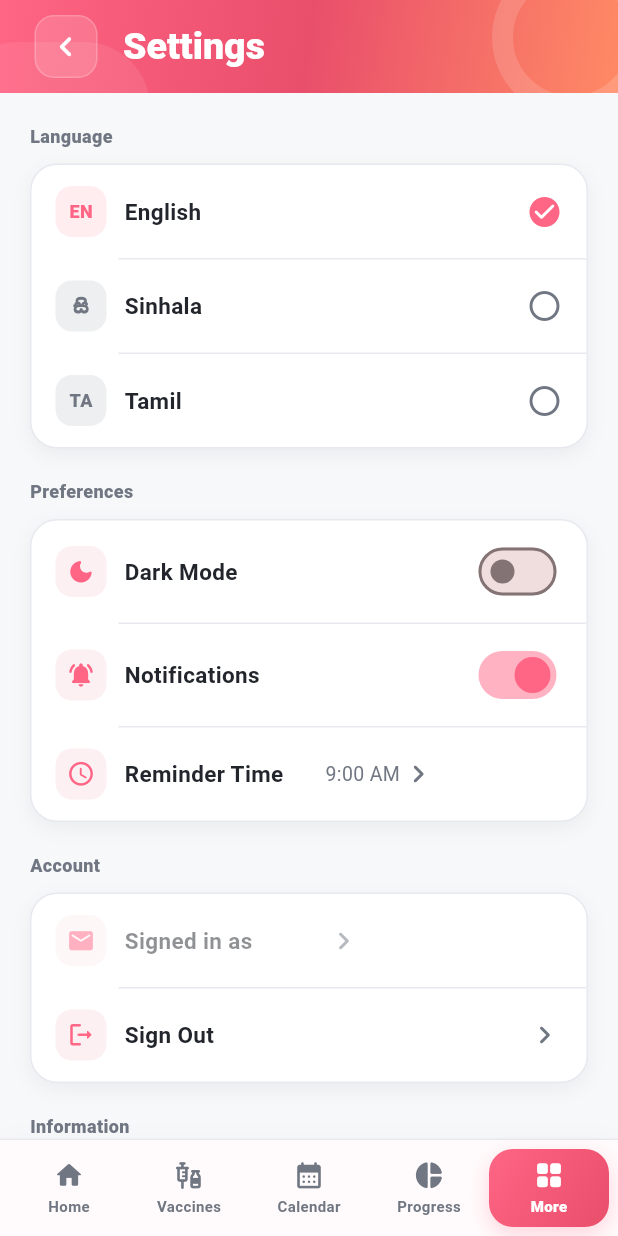
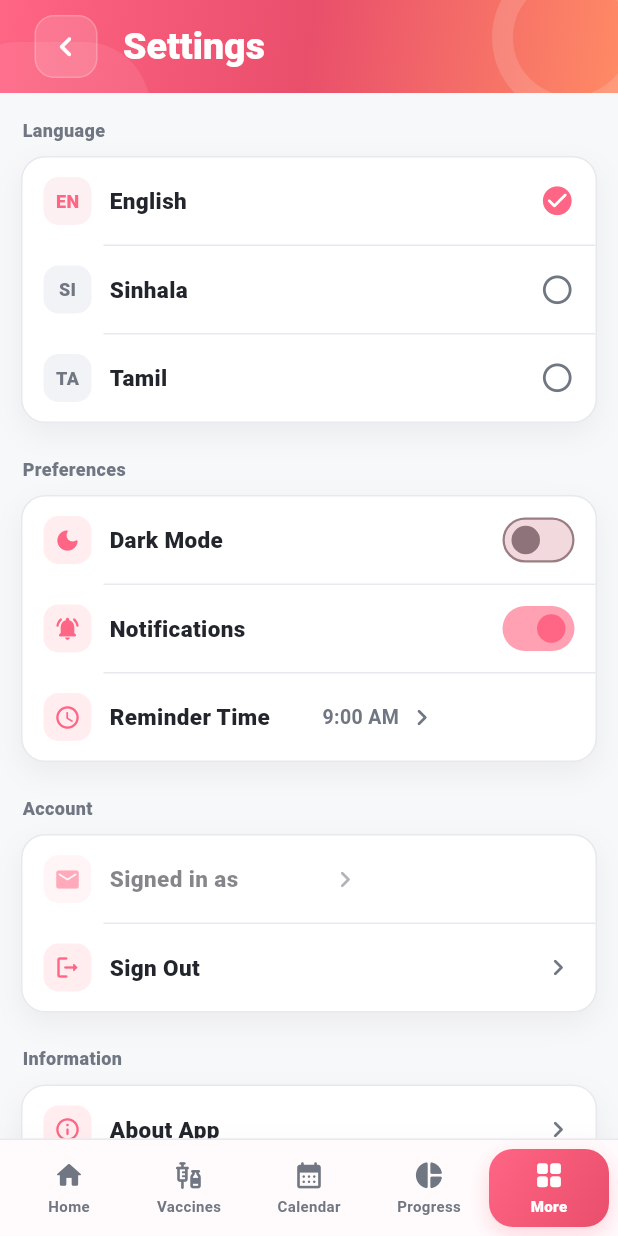
Before and after one commit to RensithUdara/Baby-Bloom-Mobile-Application, a Flutter app: the SettingsScreen screen opened directly, on a phone screen of 412 x 824 dp. Run offline on Flutter 3.47's test engine with Material 3 defaults, Android fonts, the phone set to English and light mode, and no system bars; our stand-ins replace cloud_firestore, firebase_analytics, firebase_auth, firebase_core, firebase_messaging, flutter_local_notifications and 4 more; accounts and stored records are empty; generated files the repository leaves out were written again; statements that could not run were skipped.

Commit message:
feat: Refactor SettingsScreen layout for improved structure and readability

```diff
--- a/lib/screens/settings_screen.dart
+++ b/lib/screens/settings_screen.dart
@@ -6,9 +6,9 @@ import '../data/notification_helper.dart';
 import '../l10n/l10n.dart';
 import '../theme/app_theme.dart';
 import '../utils/app_language.dart';
+import '../widgets/app_confirm_dialog.dart';
+import '../widgets/app_top_bar.dart';
 import '../widgets/bottom_nav_bar.dart';
-import '../widgets/app_top_bar.dart';
-import '../widgets/app_confirm_dialog.dart';
 import 'about_app_screen.dart';
 import 'auth_gate.dart';
 import 'help_support_screen.dart';
@@ -132,19 +132,19 @@ class _SettingsScreenState extends State<SettingsScreen> {
         child: _loading
             ? Center(child: CircularProgressIndicator(color: AppColors.primary))
             : ListView(
-                padding: const EdgeInsets.all(20),
+                padding: const EdgeInsets.fromLTRB(14, 16, 14, 24),
                 children: [
-                  _sectionTitle(l10n.language),
-                  const SizedBox(height: 10),
-                  _settingsGroup([
+                  _settingsSection(
+                    title: l10n.language,
+                    children: [
                       _languageOption(l10n.english, 'en', 'EN'),
-                    _languageOption(l10n.sinhala, 'si', 'සි'),
+                      _languageOption(l10n.sinhala, 'si', 'SI'),
                       _languageOption(l10n.tamil, 'ta', 'TA'),
-                  ]),
-                  const SizedBox(height: 20),
-                  _sectionTitle('Preferences'),
-                  const SizedBox(height: 10),
-                  _settingsGroup([
+                    ],
+                  ),
+                  _settingsSection(
+                    title: 'Preferences',
+                    children: [
                       _switchTile(
                         Icons.dark_mode_rounded,
                         l10n.darkMode,
@@ -163,18 +163,18 @@ class _SettingsScreenState extends State<SettingsScreen> {
                         _reminderTime,
                         onTap: _notifications ? _pickReminderTime : null,
                       ),
-                  ]),
-                  const SizedBox(height: 20),
-                  _sectionTitle('Account'),
-                  const SizedBox(height: 10),
-                  _settingsGroup([
+                    ],
+                  ),
+                  _settingsSection(
+                    title: 'Account',
+                    children: [
                       _valueTile(Icons.email_rounded, 'Signed in as', email),
                       _linkTile(Icons.logout_rounded, 'Sign Out', _signOut),
-                  ]),
-                  const SizedBox(height: 20),
-                  _sectionTitle('Information'),
-                  const SizedBox(height: 10),
-                  _settingsGroup([
+                    ],
+                  ),
+                  _settingsSection(
+                    title: 'Information',
+                    children: [
                       _linkTile(
                         Icons.info_outline_rounded,
                         l10n.aboutApp,
@@ -205,15 +205,17 @@ class _SettingsScreenState extends State<SettingsScreen> {
                           ),
                         ),
                       ),
-                  ]),
-                  const SizedBox(height: 16),
+                    ],
+                  ),
+                  const SizedBox(height: 2),
                   Center(
                     child: Text(
                       l10n.versionLabel,
-                      style: AppTextStyles.subtitle,
+                      style: AppTextStyles.subtitle.copyWith(
+                        fontWeight: FontWeight.w700,
                       ),
                     ),
-                  const SizedBox(height: 16),
+                  ),
                 ],
               ),
       ),
@@ -221,28 +223,36 @@ class _SettingsScreenState extends State<SettingsScreen> {
     );
   }
 
-  Widget _sectionTitle(String title) {
-    return Text(
+  Widget _settingsSection({
+    required String title,
+    required List<Widget> children,
+  }) {
+    return Padding(
+      padding: const EdgeInsets.only(bottom: 22),
+      child: Column(
+        crossAxisAlignment: CrossAxisAlignment.start,
+        children: [
+          Padding(
+            padding: const EdgeInsets.only(left: 1, bottom: 9),
+            child: Text(
               title,
               style: TextStyle(
                 color: AppColors.textSecondary,
                 fontSize: 12,
                 fontWeight: FontWeight.w900,
               ),
-    );
-  }
-
-  Widget _settingsGroup(List<Widget> children) {
-    return Container(
+            ),
+          ),
+          Container(
             decoration: BoxDecoration(
               color: AppColors.cardBackground,
-        borderRadius: BorderRadius.circular(18),
+              borderRadius: BorderRadius.circular(16),
               border: Border.all(color: AppColors.divider),
               boxShadow: [
                 BoxShadow(
                   color: AppColors.shadow,
-            blurRadius: 10,
-            offset: const Offset(0, 4),
+                  blurRadius: 16,
+                  offset: const Offset(0, 7),
                 ),
               ],
             ),
@@ -251,8 +261,11 @@ class _SettingsScreenState extends State<SettingsScreen> {
                 for (var i = 0; i < children.length; i++) ...[
                   children[i],
                   if (i != children.length - 1)
-              Divider(height: 1, indent: 58, color: AppColors.divider),
+                    Divider(height: 1, indent: 54, color: AppColors.divider),
                 ],
+              ],
+            ),
+          ),
         ],
       ),
     );
@@ -264,15 +277,20 @@ class _SettingsScreenState extends State<SettingsScreen> {
       onTap: () => AppLanguage.setLanguage(code),
       borderRadius: BorderRadius.circular(16),
       child: Padding(
-        padding: const EdgeInsets.symmetric(horizontal: 16, vertical: 14),
+        padding: const EdgeInsets.fromLTRB(14, 13, 14, 13),
         child: Row(
           children: [
-            _rowIconText(badge, isSelected ? AppColors.primary : null),
+            _badgeIcon(
+              badge,
+              isSelected ? AppColors.primary : AppColors.textSecondary,
+              isSelected ? AppColors.softSurface : null,
+            ),
             const SizedBox(width: 12),
-            Expanded(child: Text(label, style: AppTextStyles.cardTitle)),
+            Expanded(child: Text(label, style: _rowTitleStyle())),
             Icon(
               isSelected ? Icons.check_circle_rounded : Icons.circle_outlined,
               color: isSelected ? AppColors.primary : AppColors.textSecondary,
+              size: 23,
             ),
           ],
         ),
@@ -286,19 +304,19 @@ class _SettingsScreenState extends State<SettingsScreen> {
     bool value,
     ValueChanged<bool>? onChanged,
   ) {
-    return Padding(
-      padding: const EdgeInsets.symmetric(horizontal: 16, vertical: 10),
+    return InkWell(
+      onTap: onChanged == null ? null : () => onChanged(!value),
+      borderRadius: BorderRadius.circular(16),
+      child: Padding(
+        padding: const EdgeInsets.fromLTRB(14, 13, 14, 13),
         child: Row(
           children: [
-          _rowIcon(icon),
+            _rowIcon(icon, AppColors.primary),
             const SizedBox(width: 12),
-          Expanded(child: Text(label, style: AppTextStyles.cardTitle)),
-          Switch.adaptive(
-            value: value,
-            activeThumbColor: AppColors.primary,
-            onChanged: onChanged,
+            Expanded(child: Text(label, style: _rowTitleStyle())),
+            _SettingsSwitch(value: value, enabled: onChanged != null),
+          ],
         ),
-        ],
       ),
     );
   }
@@ -311,26 +329,33 @@ class _SettingsScreenState extends State<SettingsScreen> {
   }) {
     return InkWell(
       onTap: onTap,
-      borderRadius: BorderRadius.circular(14),
+      borderRadius: BorderRadius.circular(16),
       child: Opacity(
-        opacity: onTap == null ? 0.5 : 1,
+        opacity: onTap == null ? 0.55 : 1,
         child: Padding(
-          padding: const EdgeInsets.symmetric(horizontal: 16, vertical: 14),
+          padding: const EdgeInsets.fromLTRB(14, 13, 14, 13),
           child: Row(
             children: [
-              _rowIcon(icon),
+              _rowIcon(icon, AppColors.primary),
               const SizedBox(width: 12),
-              Expanded(child: Text(label, style: AppTextStyles.cardTitle)),
+              Expanded(child: Text(label, style: _rowTitleStyle())),
               Flexible(
                 child: Text(
                   value,
                   maxLines: 1,
                   overflow: TextOverflow.ellipsis,
                   textAlign: TextAlign.right,
-                  style: AppTextStyles.subtitle,
+                  style: AppTextStyles.subtitle.copyWith(
+                    fontWeight: FontWeight.w600,
                   ),
                 ),
-              Icon(Icons.chevron_right_rounded, color: AppColors.textSecondary),
+              ),
+              const SizedBox(width: 4),
+              Icon(
+                Icons.chevron_right_rounded,
+                color: AppColors.textSecondary,
+                size: 22,
+              ),
             ],
           ),
         ),
@@ -343,40 +368,51 @@ class _SettingsScreenState extends State<SettingsScreen> {
       onTap: onTap,
       borderRadius: BorderRadius.circular(16),
       child: Padding(
-        padding: const EdgeInsets.symmetric(horizontal: 16, vertical: 14),
+        padding: const EdgeInsets.fromLTRB(14, 13, 14, 13),
         child: Row(
           children: [
-            _rowIcon(icon),
+            _rowIcon(icon, AppColors.primary),
             const SizedBox(width: 12),
-            Expanded(child: Text(label, style: AppTextStyles.cardTitle)),
-            Icon(Icons.chevron_right_rounded, color: AppColors.textSecondary),
+            Expanded(child: Text(label, style: _rowTitleStyle())),
+            Icon(
+              Icons.chevron_right_rounded,
+              color: AppColors.textSecondary,
+              size: 22,
+            ),
           ],
         ),
       ),
     );
   }
 
-  Widget _rowIcon(IconData icon) {
-    return Container(
-      width: 34,
-      height: 34,
-      decoration: BoxDecoration(
-        color: AppColors.softSurface,
-        borderRadius: BorderRadius.circular(11),
-      ),
-      child: Icon(icon, color: AppColors.primary, size: 19),
+  TextStyle _rowTitleStyle() {
+    return TextStyle(
+      color: AppColors.textPrimary,
+      fontSize: 15,
+      fontWeight: FontWeight.w800,
     );
   }
 
-  Widget _rowIconText(String text, Color? color) {
-    final accent = color ?? AppColors.textSecondary;
+  Widget _rowIcon(IconData icon, Color color) {
     return Container(
-      width: 34,
-      height: 34,
+      width: 32,
+      height: 32,
+      decoration: BoxDecoration(
+        color: color.withValues(alpha: 0.12),
+        borderRadius: BorderRadius.circular(10),
+      ),
+      child: Icon(icon, color: color, size: 18),
+    );
+  }
+
+  Widget _badgeIcon(String text, Color accent, Color? background) {
+    return Container(
+      width: 32,
+      height: 32,
       alignment: Alignment.center,
       decoration: BoxDecoration(
-        color: accent.withValues(alpha: 0.12),
-        borderRadius: BorderRadius.circular(11),
+        color: background ?? AppColors.divider.withValues(alpha: 0.55),
+        borderRadius: BorderRadius.circular(10),
       ),
       child: Text(
         text,
@@ -409,3 +445,56 @@ class _SettingsScreenState extends State<SettingsScreen> {
     );
   }
 }
+
+class _SettingsSwitch extends StatelessWidget {
+  final bool value;
+  final bool enabled;
+
+  const _SettingsSwitch({required this.value, required this.enabled});
+
+  @override
+  Widget build(BuildContext context) {
+    final activeTrack = AppColors.primary.withValues(
+      alpha: enabled ? 0.62 : 0.3,
+    );
+    final inactiveTrack = AppTheme.isDark
+        ? const Color(0xFF4B3A3D)
+        : const Color(0xFFF1D9DD);
+    final inactiveBorder = AppTheme.isDark
+        ? const Color(0xFF7C6268)
+        : const Color(0xFF9A7D83);
+
+    return AnimatedContainer(
+      duration: const Duration(milliseconds: 180),
+      curve: Curves.easeOut,
+      width: 48,
+      height: 30,
+      padding: const EdgeInsets.all(4),
+      decoration: BoxDecoration(
+        color: value ? activeTrack : inactiveTrack,
+        borderRadius: BorderRadius.circular(18),
+        border: Border.all(
+          color: value ? Colors.transparent : inactiveBorder,
+          width: 1.5,
+        ),
+      ),
+      child: AnimatedAlign(
+        duration: const Duration(milliseconds: 180),
+        curve: Curves.easeOut,
+        alignment: value ? Alignment.centerRight : Alignment.centerLeft,
+        child: Container(
+          width: 20,
+          height: 20,
+          decoration: BoxDecoration(
+            color: value
+                ? AppColors.primary
+                : (AppTheme.isDark
+                      ? const Color(0xFFBCA7AD)
+                      : const Color(0xFF8E747A)),
+            shape: BoxShape.circle,
+          ),
+        ),
+      ),
+    );
+  }
+}
```
Lines whose indentation alone changed are shown as unchanged.
